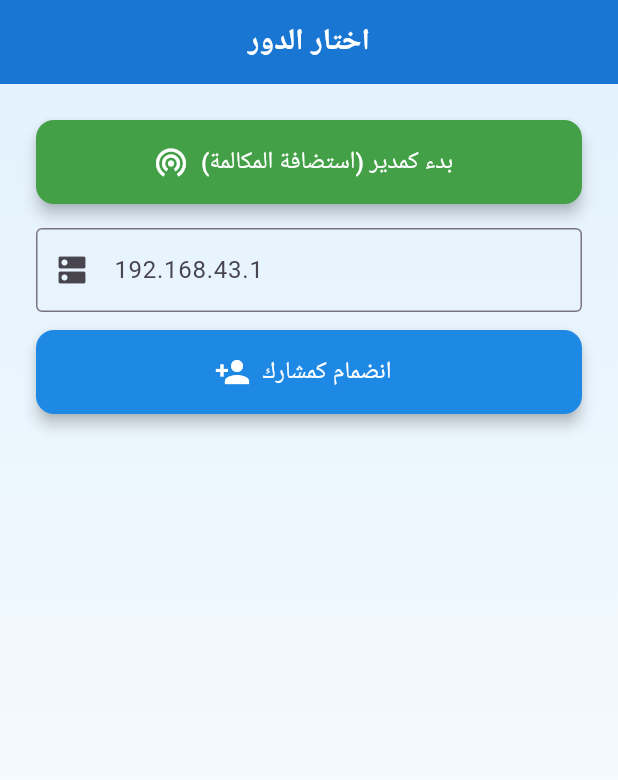
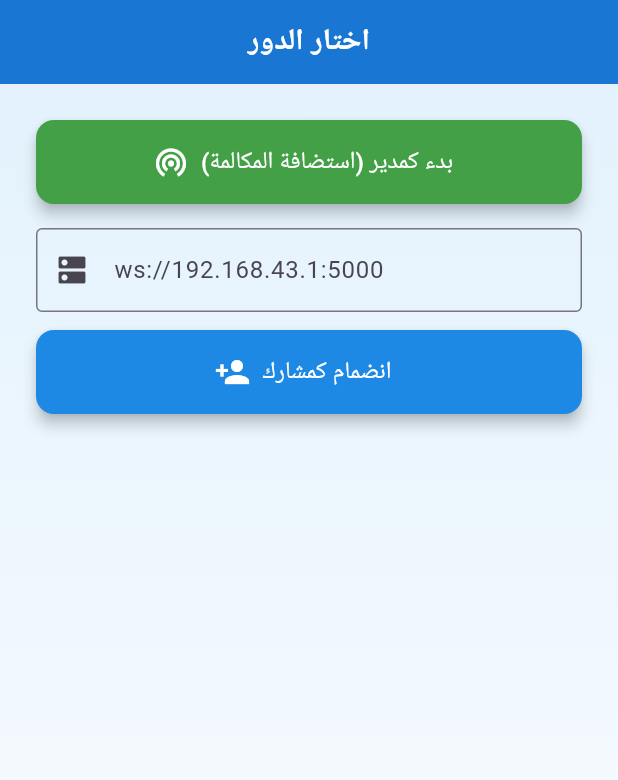
Before and after one commit to ziadaburas/clientServerProject, a Flutter app: the screen it shows after launch, on a phone screen of 412 x 824 dp. Shown: the top 780 px of the screen. Run offline on Flutter 3.47's test engine with Material 3 defaults, Android fonts, the phone set to English and light mode, and no system bars; our stand-ins replace permission_handler, wakelock_plus; missing offline and left inert: flutter_webrtc, network_info_plus; Roboto replaces fonts that are missing (Arial).

Commit message:
online 2

```diff
--- a/lib/pages/homePage.dart
+++ b/lib/pages/homePage.dart
@@ -55,7 +55,7 @@ class _HomePageState extends State<HomePage> {
       Navigator.of(context).push(
         MaterialPageRoute(
           builder: (_) => InCallPage(
-            ip: _localIp,
+            ip: "ws://$_localIp:5000",
             isManager: true,
           ),
         ),
@@ -150,7 +150,7 @@ class _HomePageState extends State<HomePage> {
                     controller: _serverController,
                     decoration: InputDecoration(
                       // labelText: 'عنوان خادم الإشارات',
-                      hintText: '192.168.43.1',
+                      hintText: 'ws://192.168.43.1:5000',
                       border: const OutlineInputBorder(),
                       prefixIcon: const Icon(Icons.dns),
                     )),
--- a/lib/pages/inCallPage.dart
+++ b/lib/pages/inCallPage.dart
@@ -21,7 +21,7 @@ class InCallPage extends StatefulWidget {
     required this.ip,
     this.port = 5000,
     this.isManager = false,
-  }) : initialServer = 'wss://quests-4jq0.onrender.com';
+  }) : initialServer = ip;
 
   @override
   State<InCallPage> createState() => _InCallPageState();
```
